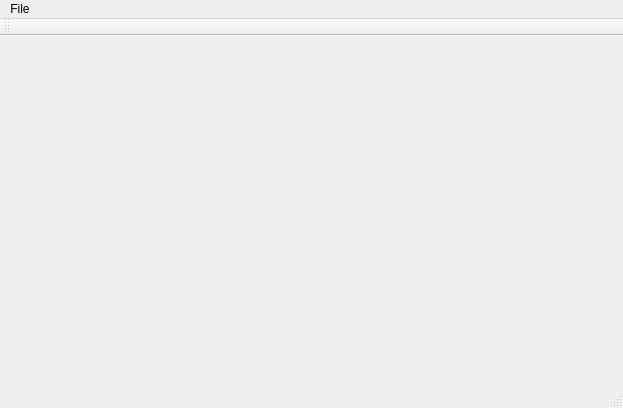
This is fsmeditor.ui in MrSapps/FsmEditor as Qt 5 draws it before an edit. The edited form follows.
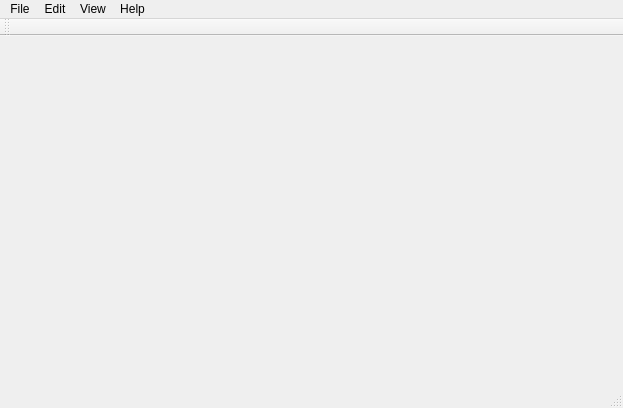
This is the edited form.

```diff
--- a/fsmeditor.ui
+++ b/fsmeditor.ui
@@ -29,7 +29,31 @@
     </property>
     <addaction name="actionExit"/>
    </widget>
+   <widget class="QMenu" name="menuHelp">
+    <property name="title">
+     <string>Help</string>
+    </property>
+    <addaction name="actionAbout"/>
+   </widget>
+   <widget class="QMenu" name="menuEdit">
+    <property name="title">
+     <string>Edit</string>
+    </property>
+    <addaction name="actionCopy"/>
+   </widget>
+   <widget class="QMenu" name="menuView">
+    <property name="title">
+     <string>View</string>
+    </property>
+    <addaction name="actionToggle_grid"/>
+    <addaction name="actionToggle_grid_snapping"/>
+    <addaction name="actionSize_scene_to_content"/>
+    <addaction name="actionSet_scene_size"/>
+   </widget>
    <addaction name="menuFile"/>
+   <addaction name="menuEdit"/>
+   <addaction name="menuView"/>
+   <addaction name="menuHelp"/>
   </widget>
   <widget class="QToolBar" name="mainToolBar">
    <attribute name="toolBarArea">
```
Left out of the diff: 30 changed lines with no effect on the pictures.
